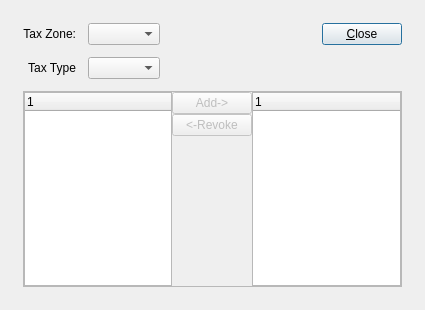
The window that guiclient/taxAssignment.ui (Pegasus-RPG/xtuple-client) describes before a commit, drawn with Qt 5.
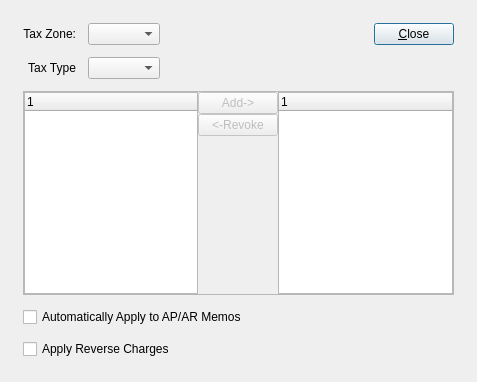
The same window after the commit. Custom widgets are drawn as their Qt base class.

Commit message: Issue #27338: VAT Taxation enhancements (incl. reverse charges)

Patch:
```diff
--- a/guiclient/taxAssignment.ui
+++ b/guiclient/taxAssignment.ui
@@ -13,8 +13,8 @@
    <rect>
     <x>0</x>
     <y>0</y>
-    <width>425</width>
-    <height>310</height>
+    <width>477</width>
+    <height>382</height>
    </rect>
   </property>
   <property name="windowTitle">
@@ -29,7 +29,27 @@
      <property name="spacing">
       <number>12</number>
      </property>
-     <item row="0" column="0">
+     <item row="2" column="1">
+      <widget class="QCheckBox" name="_autoapply">
+       <property name="text">
+        <string>Automatically Apply to AP/AR Memos</string>
+       </property>
+       <property name="toolTip">
+        <string>Taxation applicable to A/P or A/R Memos</string>
+       </property>
+      </widget>
+     </item>
+     <item row="3" column="1">
+      <widget class="QCheckBox" name="_reversechg">
+       <property name="text">
+        <string>Apply Reverse Charges</string>
+       </property>
+       <property name="toolTip">
+        <string>Automatically apply reverse VAT charges when using this assignment</string>
+       </property>
+      </widget>
+     </item>
+     <item row="0" column="1">
       <layout class="QHBoxLayout" name="horizontalLayout_4">
        <item>
         <layout class="QGridLayout" name="gridLayout_2">
@@ -170,7 +190,7 @@
        </item>
       </layout>
      </item>
-     <item row="1" column="0">
+     <item row="1" column="1">
       <widget class="QFrame" name="_frame">
        <property name="sizePolicy">
         <sizepolicy hsizetype="Preferred" vsizetype="Expanding">
```
Left out of the diff: 24 changed lines with no effect on the pictures. The commit also changes 11 other files.
